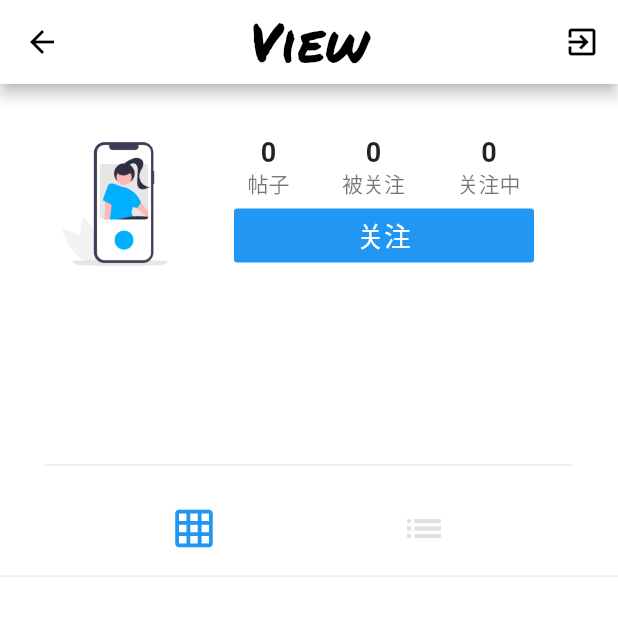
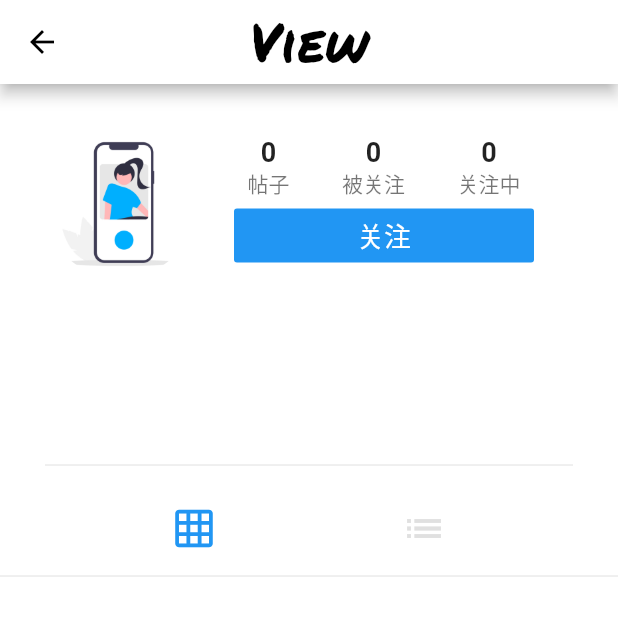
Before and after one commit to YuanRuQian/view, a Flutter app: the ProfilePage screen opened directly, on a phone screen of 412 x 824 dp, the top half of it. Run offline on Flutter 3.47's test engine with Material 2 defaults, Android fonts, the phone set to English and light mode, and no system bars; our stand-ins replace cached_network_image, cloud_firestore, firebase_auth, firebase_storage, flutter_image_compress, image_cropper and 1 more; missing offline and left inert: photofilters; accounts and stored records are empty.

Commit message:
improve exit button

```diff
--- a/lib/ui/pages/profilePage.dart
+++ b/lib/ui/pages/profilePage.dart
@@ -345,10 +345,11 @@ class _ProfilePageState extends State<ProfilePage> {
         backgroundColor: Colors.white,
         title: ViewPageTitle(),
         actions: <Widget>[
-          IconButton(
+          widget.currentUserId == _profileUser.id ? IconButton(
             icon: Icon(Icons.exit_to_app),
             onPressed: AuthService.logout,
-          ),
+          ) :
+          SizedBox.shrink(),
         ],
       ),
       body: FutureBuilder(
```
